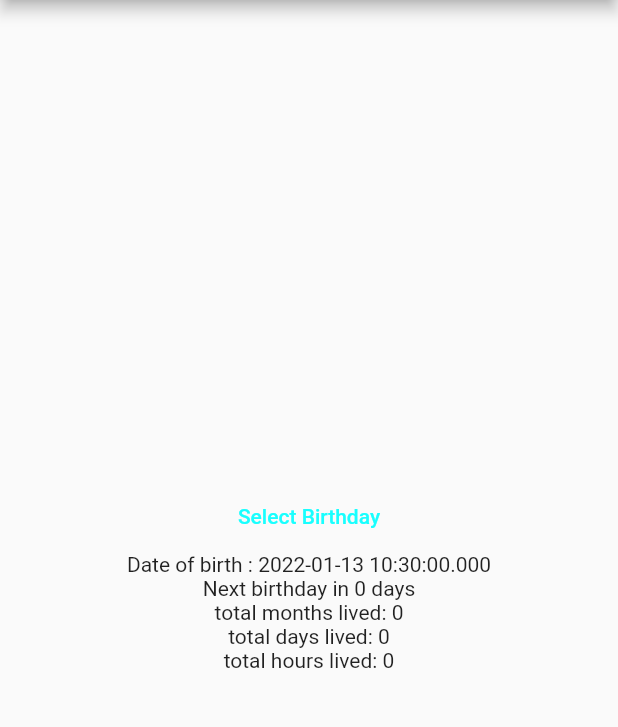
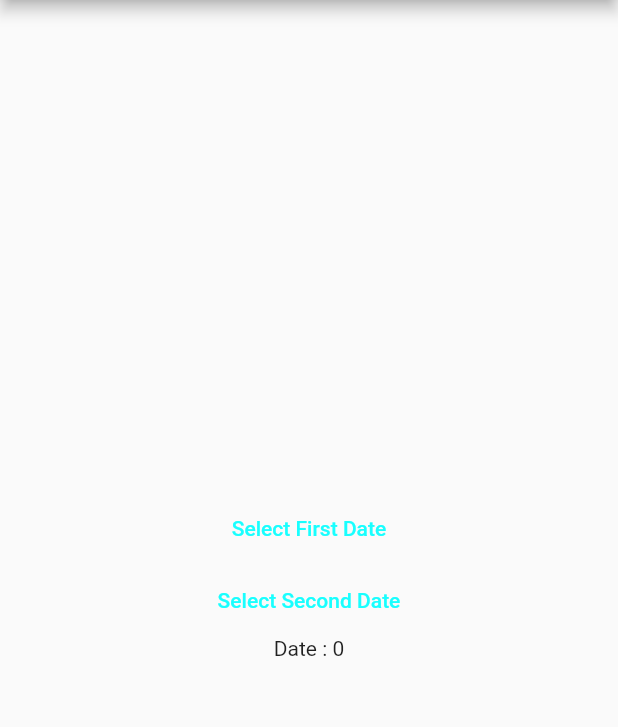
Before and after one commit to AnisBastide/flutter_toolbox, a Flutter app: the screen it shows after launch, on a phone screen of 412 x 824 dp, the part 84-811 px from its top. Run offline on Flutter 3.47's test engine with Material 2 defaults, Android fonts, the phone set to English and light mode, and no system bars; our stand-ins replace flutter_datetime_picker.

Commit message:
change operation to calcul day and month

```diff
--- a/lib/age_calculator.dart
+++ b/lib/age_calculator.dart
@@ -14,10 +14,10 @@ class _AgeCalculator extends State<AgeCalculator> {
   int nextBirthday = 0;
   DateTime dateOfBirth = DateTime.now();
   String birthday = "";
-  Duration alive= DateTime.now().difference(DateTime.now());
-  int hour = 0;
-  int day = 0;
-  int month = 0;
+  int alive= 0;
+  double hour = 0;
+  double day = 0;
+  double month = 0;
 
   int calculNextBirthday(DateTime date){
     DateTime now = DateTime.now(); // 2022-01-13 00:00:00
@@ -44,10 +44,10 @@ class _AgeCalculator extends State<AgeCalculator> {
       nextBirthday = calculNextBirthday(date);
       today = date;
       dateOfBirth = date;
-      alive = DateTime.now().difference(dateOfBirth);
-      hour = alive.inHours;
-      day = alive.inDays;
-      month = (day*0.032855).round();
+      alive = DateTime.now().difference(dateOfBirth).inHours;
+      hour = alive as double;
+      day = alive / 24;
+      month = alive / 730;
     });
   }
 
--- a/lib/main.dart
+++ b/lib/main.dart
@@ -1,5 +1,6 @@
 import 'package:flutter/material.dart';
 import 'package:flutter_toolbox/age_calculator.dart';
+import 'package:flutter_toolbox/time_spend.dart';
 
 
 void main() {
@@ -28,7 +29,7 @@
 
         primarySwatch: Colors.blue,
       ),
-      home: AgeCalculator(),
+      home: TimeSpend(),
     );
   }
 }
--- /dev/null
+++ b/lib/time_spend.dart
@@ -0,0 +1,83 @@
+import 'package:flutter/material.dart';
+import 'package:flutter_datetime_picker/flutter_datetime_picker.dart';
+import 'package:intl/intl.dart';
+
+class TimeSpend extends StatefulWidget {
+  @override
+  _TimeSpend createState() => _TimeSpend();
+}
+
+class _TimeSpend extends State<TimeSpend> {
+  static const tag = "TimeSpend";
+  DateTime firstDate = DateTime.now();
+  DateTime secondDate = DateTime.now();
+  int time= 0;
+  DateFormat dateFormat = DateFormat("yyyy-MM-dd");
+
+  void setDate1(DateTime date){
+    setState(() {
+      firstDate = date;
+    });
+  }
+
+  void setDate2(DateTime date){
+    setState(() {
+      secondDate = date;
+    });
+  }
+
+  void setDate() {
+    setState(() {
+      time = secondDate.difference(firstDate).inDays;
+    });
+  }
+
+  @override
+  Widget build(BuildContext context) {
+    return Scaffold(
+      appBar: AppBar(
+        title: Text("Music"),
+      ),
+      body: Center(
+        child: Column(
+          mainAxisSize: MainAxisSize.min,
+          children: <Widget>[
+            TextButton(
+                onPressed: () {
+                  DatePicker.showDatePicker(context,
+                      showTitleActions: true,
+                      minTime: DateTime(0, 1, 1),
+                      maxTime: secondDate,
+                      onChanged: (date) {},
+                      onConfirm: (date) {setDate1(date); setDate();},
+                      currentTime: DateTime.now(),
+                      locale: LocaleType.en);
+                },
+                child: Text(
+                  "Select First Date",
+                  style: TextStyle(color: Colors.cyanAccent),
+                )
+            ),
+            TextButton(
+                onPressed: () {
+                  DatePicker.showDatePicker(context,
+                      showTitleActions: true,
+                      minTime: firstDate,
+                      onChanged: (date) {},
+                      onConfirm: (date) {setDate2(date); setDate();},
+                      currentTime: DateTime.now(),
+                      locale: LocaleType.en);
+                },
+                child: Text(
+                  "Select Second Date",
+                  style: TextStyle(color: Colors.cyanAccent),
+                )
+            ),
+            Text("Date : " + time.toString()),
+
+          ],
+        ),
+      ),
+    );
+  }
+}
```
